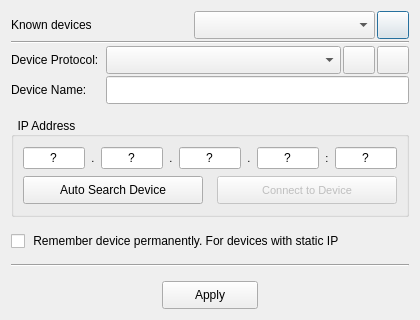
Old version of the form src/ui/deviceconnector.ui in the repository AceOfSnakes/NetRC.
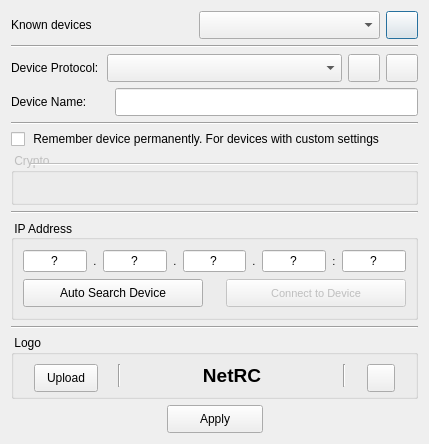
New version of the form. Icons and pictures are not drawn.

Commit message: add logo for device

Diff of the .ui file:
```diff
--- a/src/ui/deviceconnector.ui
+++ b/src/ui/deviceconnector.ui
@@ -6,35 +6,32 @@
    <rect>
     <x>0</x>
     <y>0</y>
-    <width>420</width>
-    <height>320</height>
+    <width>429</width>
+    <height>444</height>
    </rect>
   </property>
   <property name="sizePolicy">
-   <sizepolicy hsizetype="Expanding" vsizetype="Expanding">
+   <sizepolicy hsizetype="Preferred" vsizetype="Fixed">
     <horstretch>0</horstretch>
     <verstretch>0</verstretch>
    </sizepolicy>
   </property>
   <property name="minimumSize">
    <size>
-    <width>420</width>
-    <height>320</height>
+    <width>429</width>
+    <height>444</height>
    </size>
   </property>
   <property name="maximumSize">
    <size>
     <width>429</width>
-    <height>320</height>
+    <height>444</height>
    </size>
   </property>
   <property name="windowTitle">
    <string>Dialog</string>
   </property>
-  <layout class="QVBoxLayout" name="verticalLayout">
-   <property name="spacing">
-    <number>2</number>
-   </property>
+  <layout class="QVBoxLayout" name="_2">
    <item>
     <layout class="QHBoxLayout" name="horizontalLayout_6">
      <property name="leftMargin">
@@ -45,6 +42,12 @@
      </property>
      <item>
       <widget class="QLabel" name="label">
+       <property name="sizePolicy">
+        <sizepolicy hsizetype="Preferred" vsizetype="Fixed">
+         <horstretch>0</horstretch>
+         <verstretch>0</verstretch>
+        </sizepolicy>
+       </property>
        <property name="text">
         <string>Known devices</string>
        </property>
@@ -257,6 +260,12 @@
      </property>
      <item>
       <widget class="QLabel" name="label_DeviceName">
+       <property name="sizePolicy">
+        <sizepolicy hsizetype="Preferred" vsizetype="MinimumExpanding">
+         <horstretch>0</horstretch>
+         <verstretch>0</verstretch>
+        </sizepolicy>
+       </property>
        <property name="minimumSize">
         <size>
          <width>0</width>
@@ -293,7 +302,7 @@
         <bool>true</bool>
        </property>
        <property name="sizePolicy">
-        <sizepolicy hsizetype="Expanding" vsizetype="Expanding">
+        <sizepolicy hsizetype="Expanding" vsizetype="MinimumExpanding">
          <horstretch>0</horstretch>
          <verstretch>0</verstretch>
         </sizepolicy>
@@ -323,22 +332,87 @@
     </layout>
    </item>
    <item>
-    <spacer name="verticalSpacer_4">
+    <widget class="Line" name="line_3">
      <property name="orientation">
-      <enum>Qt::Vertical</enum>
+      <enum>Qt::Orientation::Horizontal</enum>
      </property>
-     <property name="sizeHint" stdset="0">
+    </widget>
+   </item>
+   <item>
+    <widget class="QCheckBox" name="rememberPermanently">
+     <property name="enabled">
+      <bool>true</bool>
+     </property>
+     <property name="sizePolicy">
+      <sizepolicy hsizetype="Expanding" vsizetype="Fixed">
+       <horstretch>0</horstretch>
+       <verstretch>0</verstretch>
+      </sizepolicy>
+     </property>
+     <property name="minimumSize">
       <size>
-       <width>20</width>
-       <height>40</height>
+       <width>0</width>
+       <height>16</height>
       </size>
      </property>
-    </spacer>
+     <property name="maximumSize">
+      <size>
+       <width>16777215</width>
+       <height>16</height>
+      </size>
+     </property>
+     <property name="text">
+      <string> Remember device permanently. For devices with custom settings</string>
+     </property>
+    </widget>
+   </item>
+   <item>
+    <widget class="QGroupBox" name="cryptoBox">
+     <property name="enabled">
+      <bool>false</bool>
+     </property>
+     <property name="sizePolicy">
+      <sizepolicy hsizetype="Preferred" vsizetype="MinimumExpanding">
+       <horstretch>0</horstretch>
+       <verstretch>0</verstretch>
+      </sizepolicy>
+     </property>
+     <property name="title">
+      <string> Crypto</string>
+     </property>
+     <widget class="Line" name="line_5">
+      <property name="geometry">
+       <rect>
+        <x>20</x>
+        <y>10</y>
+        <width>411</width>
+        <height>3</height>
+       </rect>
+      </property>
+      <property name="orientation">
+       <enum>Qt::Orientation::Horizontal</enum>
+      </property>
+     </widget>
+    </widget>
+   </item>
+   <item>
+    <layout class="QGridLayout" name="gridLayout">
+     <property name="topMargin">
+      <number>0</number>
+     </property>
+    </layout>
+   </item>
+   <item>
+    <widget class="Line" name="line_4">
+     <property name="orientation">
+      <enum>Qt::Orientation::Horizontal</enum>
+     </property>
+    </widget>
    </item>
    <item>
     <widget class="QGroupBox" name="groupBox_Connect">
      <property name="sizePolicy">
-      <sizepolicy hsizetype="Ignored" vsizetype="Preferred">
+      <sizepolicy hsizetype="Ignored" vsizetype="Fixed">
        <horstretch>0</horstretch>
        <verstretch>0</verstretch>
       </sizepolicy>
@@ -358,7 +432,7 @@
       <bool>true</bool>
      </property>
      <property name="title">
-      <string>  IP Address  </string>
+      <string> IP Address  </string>
      </property>
      <property name="alignment">
       <set>Qt::AlignJustify|Qt::AlignVCenter</set>
@@ -373,6 +447,9 @@
       <property name="leftMargin">
        <number>9</number>
       </property>
+      <property name="rightMargin">
+       <number>9</number>
+      </property>
       <item>
        <layout class="QHBoxLayout" name="horizontalLayout_2">
         <item>
@@ -726,42 +803,6 @@
      </layout>
     </widget>
    </item>
-   <item>
-    <spacer name="verticalSpacer">
-     <property name="orientation">
-      <enum>Qt::Vertical</enum>
-     </property>
-     <property name="sizeHint" stdset="0">
-      <size>
-       <width>20</width>
-       <height>40</height>
-      </size>
-     </property>
-    </spacer>
-   </item>
-   <item>
-    <widget class="QCheckBox" name="rememberPermanently">
-     <property name="enabled">
-      <bool>true</bool>
-     </property>
-     <property name="text">
-      <string> Remember device permanently. For devices with static IP</string>
-     </property>
-    </widget>
-   </item>
-   <item>
-    <spacer name="verticalSpacer_3">
-     <property name="orientation">
-      <enum>Qt::Vertical</enum>
-     </property>
-     <property name="sizeHint" stdset="0">
-      <size>
-       <width>20</width>
-       <height>40</height>
-      </size>
-     </property>
-    </spacer>
-   </item>
    <item>
     <widget class="Line" name="line">
      <property name="orientation">
@@ -770,17 +811,200 @@
     </widget>
    </item>
    <item>
-    <spacer name="verticalSpacer_2">
-     <property name="orientation">
-      <enum>Qt::Vertical</enum>
+    <widget class="QGroupBox" name="groupBox">
+     <property name="minimumSize">
+      <size>
+       <width>0</width>
+       <height>64</height>
+      </size>
      </property>
-     <property name="sizeHint" stdset="0">
+     <property name="maximumSize">
       <size>
-       <width>20</width>
-       <height>40</height>
+       <width>16777215</width>
+       <height>64</height>
       </size>
      </property>
-    </spacer>
+     <property name="font">
+      <font>
+       <bold>false</bold>
+      </font>
+     </property>
+     <property name="title">
+      <string> Logo</string>
+     </property>
+     <layout class="QHBoxLayout" name="horizontalLayout_7">
+      <property name="spacing">
+       <number>0</number>
+      </property>
+      <property name="leftMargin">
+       <number>0</number>
+      </property>
+      <property name="rightMargin">
+       <number>0</number>
+      </property>
+      <item>
+       <spacer name="horizontalSpacer_7">
+        <property name="orientation">
+         <enum>Qt::Orientation::Horizontal</enum>
+        </property>
+        <property name="sizeHint" stdset="0">
+         <size>
+          <width>40</width>
+          <height>20</height>
+         </size>
+        </property>
+       </spacer>
+      </item>
+      <item>
+       <widget class="QPushButton" name="uploadLogo">
+        <property name="enabled">
+         <bool>true</bool>
+        </property>
+        <property name="minimumSize">
+         <size>
+          <width>64</width>
+          <height>28</height>
+         </size>
+        </property>
+        <property name="maximumSize">
+         <size>
+          <width>64</width>
+          <height>28</height>
+         </size>
+        </property>
+        <property name="text">
+         <string>Upload</string>
+        </property>
+       </widget>
+      </item>
+      <item>
+       <spacer name="horizontalSpacer_8">
+        <property name="orientation">
+         <enum>Qt::Orientation::Horizontal</enum>
+        </property>
+        <property name="sizeHint" stdset="0">
+         <size>
+          <width>40</width>
+          <height>20</height>
+         </size>
+        </property>
+       </spacer>
+      </item>
+      <item>
+       <widget class="Line" name="line_8">
+        <property name="orientation">
+         <enum>Qt::Orientation::Vertical</enum>
+        </property>
+       </widget>
+      </item>
+      <item>
+       <spacer name="horizontalSpacer_6">
+        <property name="orientation">
+         <enum>Qt::Orientation::Horizontal</enum>
+        </property>
+        <property name="sizeHint" stdset="0">
+         <size>
+          <width>0</width>
+          <height>20</height>
+         </size>
+        </property>
+       </spacer>
+      </item>
+      <item>
+       <widget class="QLabel" name="logoLabel">
+        <property name="sizePolicy">
+         <sizepolicy hsizetype="Minimum" vsizetype="Preferred">
+          <horstretch>0</horstretch>
+          <verstretch>0</verstretch>
+         </sizepolicy>
+        </property>
+        <property name="minimumSize">
+         <size>
+          <width>222</width>
+          <height>0</height>
+         </size>
+        </property>
+        <property name="maximumSize">
+         <size>
+          <width>222</width>
+          <height>16777215</height>
+         </size>
+        </property>
+        <property name="font">
+         <font>
+          <pointsize>14</pointsize>
+          <bold>true</bold>
+         </font>
+        </property>
+        <property name="text">
+         <string>NetRC</string>
+        </property>
+        <property name="alignment">
+         <set>Qt::AlignmentFlag::AlignCenter</set>
+        </property>
+       </widget>
+      </item>
+      <item>
+       <widget class="Line" name="line_7">
+        <property name="orientation">
+         <enum>Qt::Orientation::Vertical</enum>
+        </property>
+       </widget>
+      </item>
+      <item>
+       <spacer name="horizontalSpacer_9">
+        <property name="orientation">
+         <enum>Qt::Orientation::Horizontal</enum>
+        </property>
+        <property name="sizeHint" stdset="0">
+         <size>
+          <width>40</width>
+          <height>20</height>
+         </size>
+        </property>
+       </spacer>
+      </item>
+      <item>
+       <widget class="QPushButton" name="removeLogo">
+        <property name="enabled">
+         <bool>true</bool>
+        </property>
+        <property name="minimumSize">
+         <size>
+          <width>28</width>
+          <height>28</height>
+         </size>
+        </property>
+        <property name="maximumSize">
+         <size>
+          <width>28</width>
+          <height>28</height>
+         </size>
+        </property>
+        <property name="text">
+         <string/>
+        </property>
+        <property name="icon">
+         <iconset resource="../resource.qrc">
+          <normaloff>:/images/nav/special/x.png</normaloff>:/images/nav/special/x.png</iconset>
+        </property>
+       </widget>
+      </item>
+      <item>
+       <spacer name="horizontalSpacer_10">
+        <property name="orientation">
+         <enum>Qt::Orientation::Horizontal</enum>
+        </property>
+        <property name="sizeHint" stdset="0">
+         <size>
+          <width>40</width>
+          <height>20</height>
+         </size>
+        </property>
+       </spacer>
+      </item>
+     </layout>
+    </widget>
    </item>
    <item>
     <layout class="QHBoxLayout" name="horizontalLayout_4">
```
Left out of the diff: 56 changed lines with no effect on the pictures. The commit also changes 10 other files.
